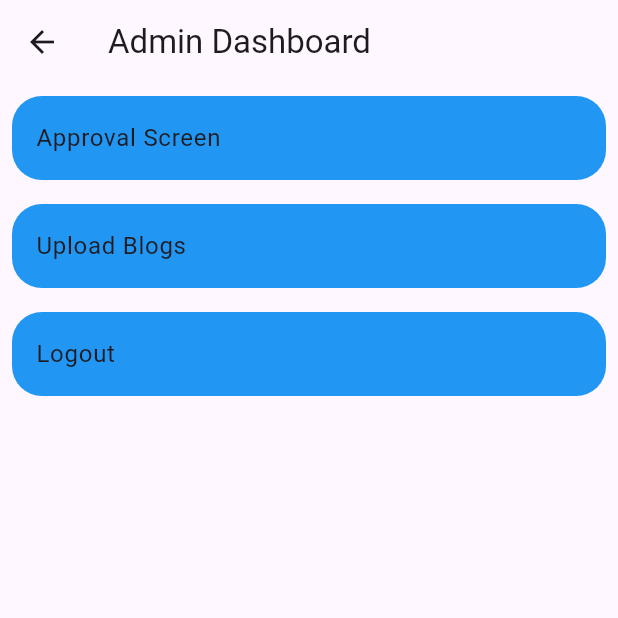
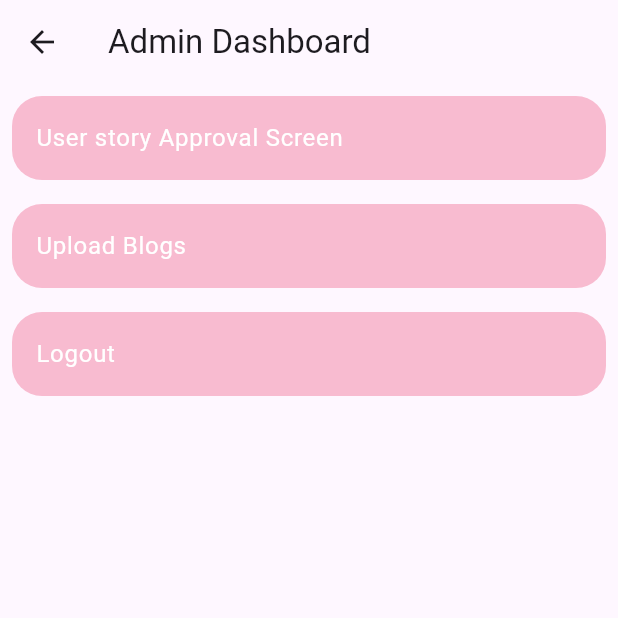
Before and after one commit to Marium22222/Poly-Forensic, a Flutter app: the AdminDashboard screen opened directly, on a phone screen of 412 x 824 dp, the top half of it. Run offline on Flutter 3.47's test engine with Material 3 defaults, Android fonts, the phone set to English and light mode, and no system bars; our stand-ins replace carousel_slider, cloud_firestore, firebase_auth, firebase_core, firebase_storage, flutter_image_compress and 6 more; missing offline and left inert: dart:ffi; accounts and stored records are empty.

Commit message:
admin side small updates and start screens connected

```diff
--- a/lib/Screens/marium screens/AdminDashboard.dart
+++ b/lib/Screens/marium screens/AdminDashboard.dart
@@ -29,14 +29,17 @@ class _AdminDashboardState extends State<AdminDashboard> {
               padding: const EdgeInsets.all(8.0),
               child: Container(
                 decoration: BoxDecoration(
-                  color: Colors.blue,
+                  color: Colors.pink[100],
                   borderRadius: BorderRadius.all(Radius.circular(20)),
                   ),
 
 
 
                 child: ListTile(
-                  title: Text("Approval Screen"),
+                  title: Text("User story Approval Screen",
+                    style: TextStyle(
+                        color: Colors.white
+                    ),),
                 ),
               ),
             ),
@@ -51,12 +54,15 @@ class _AdminDashboardState extends State<AdminDashboard> {
               padding: const EdgeInsets.all(8.0),
               child: Container(
                 decoration: BoxDecoration(
-                  color: Colors.blue,
+                  color: Colors.pink[100],
                   borderRadius: BorderRadius.all(Radius.circular(20)),
                 ),
 
                 child: ListTile(
-                  title: Text("Upload Blogs"),
+                  title: Text("Upload Blogs",
+                    style: TextStyle(
+                        color: Colors.white
+                    ),),
                 ),
               ),
             ),
@@ -70,12 +76,15 @@ class _AdminDashboardState extends State<AdminDashboard> {
               padding: const EdgeInsets.all(8.0),
               child: Container(
                 decoration: BoxDecoration(
-                  color: Colors.blue,
+                  color: Colors.pink[100],
                   borderRadius: BorderRadius.all(Radius.circular(20)),
                 ),
 
                 child: ListTile(
-                  title: Text("Logout"),
+                  title: Text("Logout",
+                  style: TextStyle(
+                    color: Colors.white
+                  ),),
                 ),
               ),
             ),
--- a/lib/Screens/marium screens/Approval_userStories.dart
+++ b/lib/Screens/marium screens/Approval_userStories.dart
@@ -30,7 +30,10 @@ class _ApprovalUserStoryState extends State<ApprovalUserStory> {
           if (snapshot.data == null || snapshot.hasError) {
             return const Center(child: Text("DATA NOT AVAILABLE"));
           }
-
+          var documents = snapshot.data!.docs.where((doc) => doc['status'] != 'approved').toList();
+          if (documents.isEmpty) {
+            return const Center(child: Text("No stories to approve"));
+          }
 
           return ListView.builder(
             scrollDirection: Axis.vertical,
--- a/lib/main.dart
+++ b/lib/main.dart
@@ -23,9 +23,14 @@ Future<void>  main() async {
 
   SharedPreferences preferences = await SharedPreferences.getInstance();
   var email = preferences.getString("email");
-  login=email;
-
+  login = email;
+//
+//   runApp(MaterialApp(
+//     debugShowCheckedModeBanner: false,
+//     home: email == null ? LoginScreen() : Dashboard(),));
+// }
   runApp(MaterialApp(
     debugShowCheckedModeBanner: false,
-    home: email == null ? LoginScreen() : Dashboard(),));
+    home: Start(),
+  ));
 }
```
